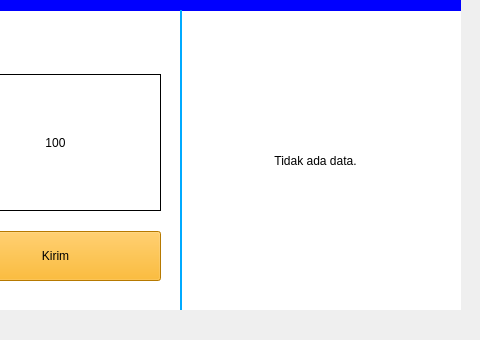
First picture: the form in mainwindow.ui, repository mfalfafa/HMI-Timbangan-Qt5, before the edit; both pictures show x 320 to 800 and y 140 to 480 of the 800 by 480 pixel window.
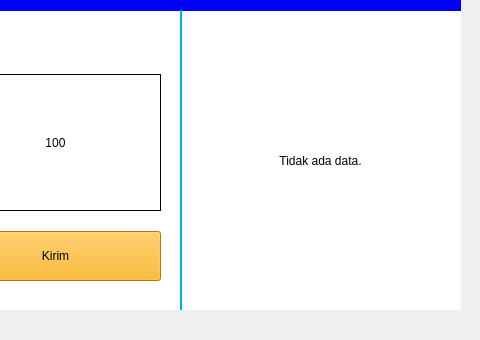
Second picture: the form after the edit.

Patch:
```diff
--- a/mainwindow.ui
+++ b/mainwindow.ui
@@ -506,7 +506,7 @@
      <rect>
       <x>590</x>
       <y>290</y>
-      <width>91</width>
+      <width>101</width>
       <height>21</height>
      </rect>
     </property>
```
Left out of the diff: 4 changed lines with no effect on the pictures.
